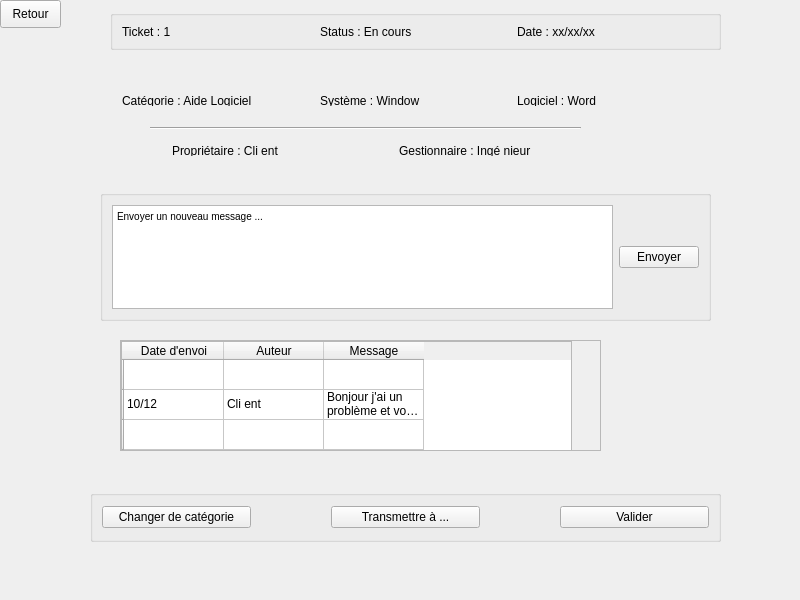
Qt form code/pageresolutionticket.ui (clairekth/EasyTicket) before a commit.
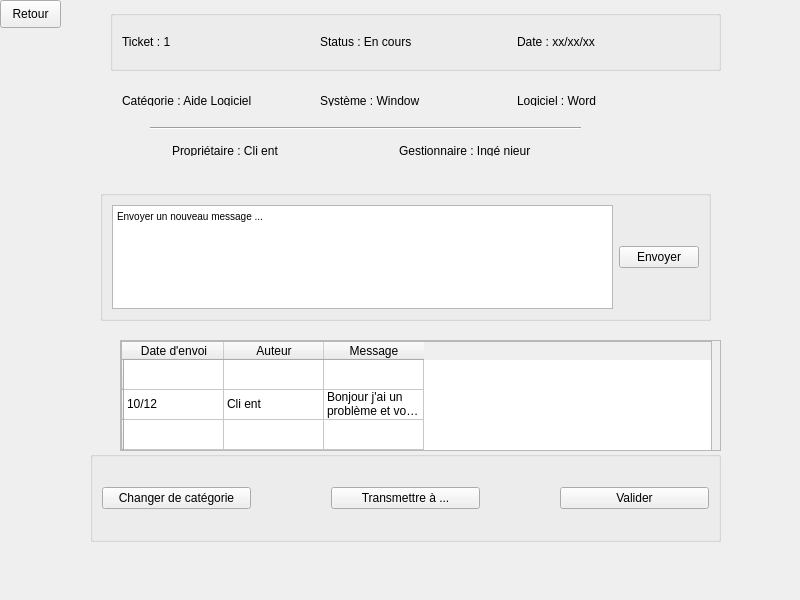
The same form after that commit.

Diff of the .ui file:
```diff
--- a/code/pageresolutionticket.ui
+++ b/code/pageresolutionticket.ui
@@ -35,7 +35,7 @@
      <x>110</x>
      <y>10</y>
      <width>611</width>
-     <height>40</height>
+     <height>61</height>
     </rect>
    </property>
    <property name="title">
@@ -154,7 +154,7 @@
     <rect>
      <x>120</x>
      <y>340</y>
-     <width>481</width>
+     <width>601</width>
      <height>111</height>
     </rect>
    </property>
@@ -166,7 +166,7 @@
      <rect>
       <x>0</x>
       <y>0</y>
-      <width>479</width>
+      <width>599</width>
       <height>109</height>
      </rect>
     </property>
@@ -175,7 +175,7 @@
       <rect>
        <x>0</x>
        <y>0</y>
-       <width>451</width>
+       <width>591</width>
        <height>111</height>
       </rect>
      </property>
@@ -264,9 +264,9 @@
    <property name="geometry">
     <rect>
      <x>90</x>
-     <y>490</y>
+     <y>451</y>
      <width>631</width>
-     <height>52</height>
+     <height>91</height>
     </rect>
    </property>
    <property name="title">
```
